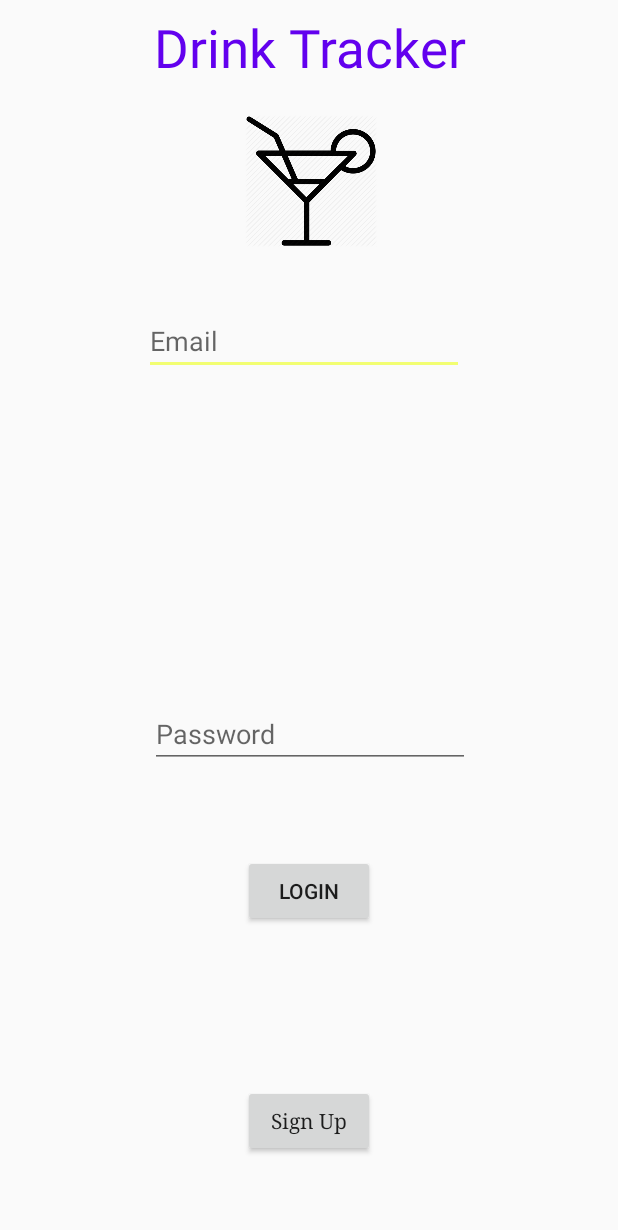
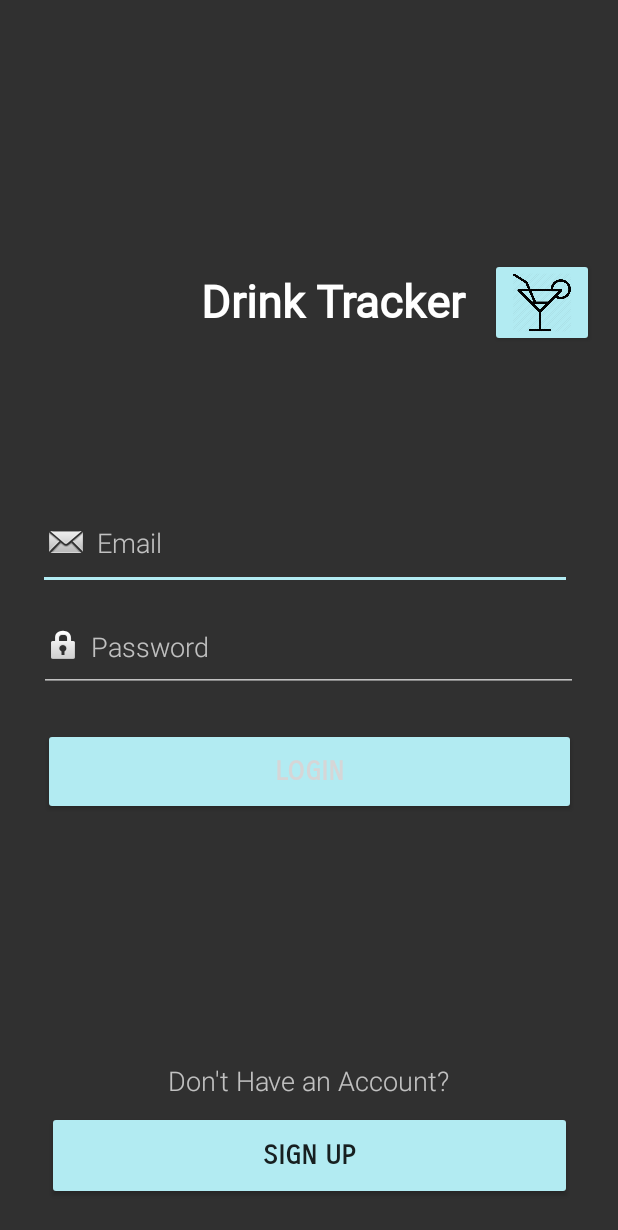
Before and after one commit to RBhuyan/DrinkTracker, an Android app: the screen it shows after launch (Login), on a phone screen of 412 x 824 dp. Shown: the top 1230 px of the screen. Run offline under Robolectric (Android 15) with nearby library versions, the phone set to English and light mode, and no system bars; our stand-ins replace Firebase (no records; nobody signed in at launch, a user with empty details on screens opened directly).

Commit message:
UI for login screen

```diff
--- a/app/src/main/res/layout/activity_login.xml
+++ b/app/src/main/res/layout/activity_login.xml
@@ -10,95 +10,127 @@
     <TextView
         android:id="@+id/textView"
         android:layout_width="wrap_content"
-        android:layout_height="wrap_content"
+        android:layout_height="63dp"
         android:layout_centerHorizontal="true"
         android:layout_marginStart="8dp"
-        android:layout_marginTop="8dp"
-        android:layout_marginEnd="8dp"
+        android:layout_marginTop="180dp"
+        android:layout_marginEnd="16dp"
+        android:fontFamily="@font/revalia"
         android:text="Drink Tracker"
-        android:textColor="@color/design_default_color_primary"
-        android:textSize="35dp"
-        app:layout_constraintEnd_toEndOf="parent"
-        app:layout_constraintHorizontal_bias="0.503"
+        android:textAllCaps="false"
+        android:textColor="@color/white"
+        android:textSize="30sp"
+        android:textStyle="bold"
+        app:layout_constraintEnd_toStartOf="@+id/imageView"
+        app:layout_constraintHorizontal_bias="1.0"
         app:layout_constraintStart_toStartOf="parent"
         app:layout_constraintTop_toTopOf="parent" />
 
     <Button
         android:id="@+id/button"
-        android:layout_width="wrap_content"
-        android:layout_height="wrap_content"
+        style="@style/Widget.AppCompat.Button.Colored"
+        android:layout_width="355dp"
+        android:layout_height="58dp"
         android:layout_alignParentBottom="true"
         android:layout_marginStart="8dp"
-        android:layout_marginTop="3dp"
+        android:layout_marginTop="24dp"
         android:layout_marginEnd="8dp"
-        android:layout_marginBottom="8dp"
+        android:fontFamily="sans-serif-smallcaps"
         android:text="login"
-        app:layout_constraintBottom_toBottomOf="parent"
+        android:textColor="@color/uber_black"
+        android:textSize="18sp"
+        android:textStyle="bold"
+        android:typeface="serif"
         app:layout_constraintEnd_toEndOf="parent"
+        app:layout_constraintHorizontal_bias="0.501"
         app:layout_constraintStart_toStartOf="parent"
-        app:layout_constraintTop_toTopOf="parent"
-        app:layout_constraintVertical_bias="0.741" />
+        app:layout_constraintTop_toBottomOf="@+id/passwordField" />
 
     <ImageView
         android:id="@+id/imageView"
-        android:layout_width="241dp"
-        android:layout_height="88dp"
+        style="@style/Widget.AppCompat.Button.Colored"
+        android:layout_width="69dp"
+        android:layout_height="59dp"
         android:layout_below="@+id/textView"
         android:layout_centerHorizontal="true"
-        android:layout_marginTop="21dp"
-        android:layout_marginEnd="8dp"
+        android:layout_marginTop="172dp"
+        android:layout_marginEnd="16dp"
         android:src="@drawable/drink_logo"
         app:layout_constraintEnd_toEndOf="parent"
-        app:layout_constraintHorizontal_bias="0.533"
-        app:layout_constraintStart_toStartOf="parent"
-        app:layout_constraintTop_toBottomOf="@+id/textView" />
+        app:layout_constraintTop_toTopOf="parent" />
 
     <Button
         android:id="@+id/button3"
-        style="@style/Base.CardView"
-        android:layout_width="wrap_content"
-        android:layout_height="wrap_content"
-        android:layout_marginTop="5dp"
-        android:layout_marginBottom="8dp"
-        android:fontFamily="serif"
+        style="@style/Widget.AppCompat.Button.Colored"
+        android:layout_width="350dp"
+        android:layout_height="59dp"
+        android:layout_marginBottom="24dp"
+        android:fontFamily="sans-serif-smallcaps"
         android:text="Sign Up"
+        android:textAllCaps="true"
+        android:textSize="18sp"
+        android:textStyle="bold"
+        android:typeface="serif"
         app:layout_constraintBottom_toBottomOf="parent"
         app:layout_constraintEnd_toEndOf="parent"
-        app:layout_constraintStart_toStartOf="parent"
-        app:layout_constraintTop_toTopOf="parent"
-        app:layout_constraintVertical_bias="0.941" />
+        app:layout_constraintStart_toStartOf="parent" />
 
     <EditText
         android:id="@+id/emailField"
-        android:layout_width="wrap_content"
-        android:layout_height="wrap_content"
+        android:layout_width="356dp"
+        android:layout_height="62dp"
         android:layout_marginStart="8dp"
-        android:layout_marginTop="40dp"
+        android:layout_marginTop="100dp"
         android:layout_marginEnd="8dp"
+        android:drawableStart="@android:drawable/sym_action_email"
+        android:drawableLeft="@android:drawable/sym_action_email"
+        android:drawablePadding="5dp"
         android:ems="10"
+        android:fontFamily="sans-serif-light"
         android:hint="Email"
         android:inputType="textEmailAddress"
+        android:textColor="@color/white"
+        android:typeface="serif"
         app:layout_constraintEnd_toEndOf="parent"
-        app:layout_constraintHorizontal_bias="0.483"
+        app:layout_constraintHorizontal_bias="0.435"
         app:layout_constraintStart_toStartOf="parent"
         app:layout_constraintTop_toBottomOf="@+id/imageView" />
 
     <EditText
         android:id="@+id/passwordField"
+        android:layout_width="359dp"
+        android:layout_height="60dp"
+        android:layout_marginStart="8dp"
+        android:layout_marginTop="8dp"
+        android:layout_marginEnd="8dp"
+        android:drawableStart="@android:drawable/ic_lock_idle_lock"
+        android:drawableLeft="@android:drawable/ic_lock_idle_lock"
+        android:drawablePadding="5dp"
+        android:ems="10"
+        android:fontFamily="sans-serif-light"
+        android:hint="Password"
+        android:inputType="textPassword"
+        android:typeface="serif"
+        app:layout_constraintEnd_toEndOf="parent"
+        app:layout_constraintHorizontal_bias="0.489"
+        app:layout_constraintStart_toStartOf="parent"
+        app:layout_constraintTop_toBottomOf="@+id/emailField" />
+
+    <TextView
+        android:id="@+id/textView6"
         android:layout_width="wrap_content"
         android:layout_height="wrap_content"
         android:layout_marginStart="8dp"
-        android:layout_marginTop="8dp"
+        android:layout_marginTop="32dp"
         android:layout_marginEnd="8dp"
         android:layout_marginBottom="8dp"
-        android:ems="10"
-        android:hint="Password"
-        android:inputType="textPassword"
-        app:layout_constraintBottom_toTopOf="@+id/button"
+        android:fontFamily="sans-serif-light"
+        android:text="Don't Have an Account?"
+        android:textSize="18sp"
+        app:layout_constraintBottom_toTopOf="@+id/button3"
         app:layout_constraintEnd_toEndOf="parent"
-        app:layout_constraintHorizontal_bias="0.503"
         app:layout_constraintStart_toStartOf="parent"
-        app:layout_constraintTop_toBottomOf="@+id/emailField"
-        app:layout_constraintVertical_bias="0.807" />
+        app:layout_constraintTop_toBottomOf="@+id/button"
+        app:layout_constraintVertical_bias="1.0" />
 
 </android.support.constraint.ConstraintLayout>
--- a/app/src/main/res/values/colors.xml
+++ b/app/src/main/res/values/colors.xml
@@ -1,8 +1,8 @@
 <?xml version="1.0" encoding="utf-8"?>
 <resources>
-    <color name="colorPrimary">#00bcd4</color>
-    <color name="colorPrimaryDark">#0097a7</color>
-    <color name="colorAccent">#f2fe71</color>
+    <color name="colorPrimary">#2D383A</color>
+    <color name="colorPrimaryDark">#1F2729</color>
+    <color name="colorAccent">#B2EBF2</color>
 
     <color name="bg_login">#26ae90</color>
     <color name="bg_register">#2e3237</color>
--- a/app/src/main/res/values/styles.xml
+++ b/app/src/main/res/values/styles.xml
@@ -1,7 +1,7 @@
 <resources>
 
     <!-- Base application theme. -->
-    <style name="AppTheme" parent="Theme.AppCompat.Light.NoActionBar">
+    <style name="AppTheme" parent="Theme.AppCompat.NoActionBar">
         <!-- Customize your theme here. -->
         <item name="colorPrimary">@color/colorPrimary</item>
         <item name="colorPrimaryDark">@color/colorPrimaryDark</item>
```
